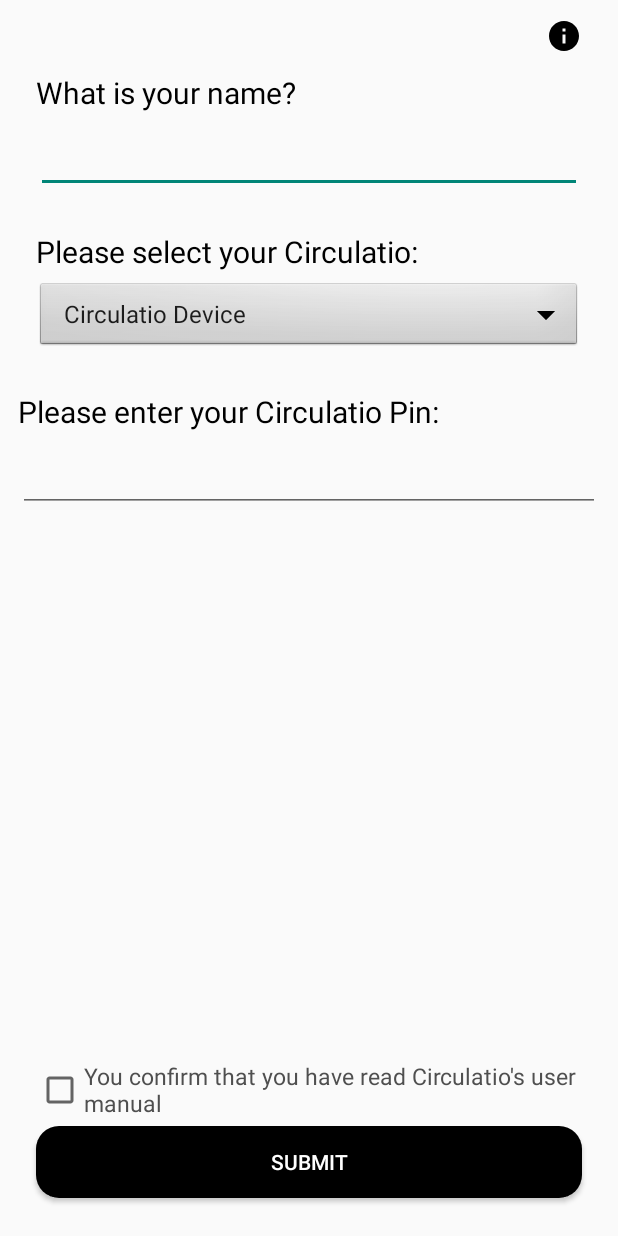
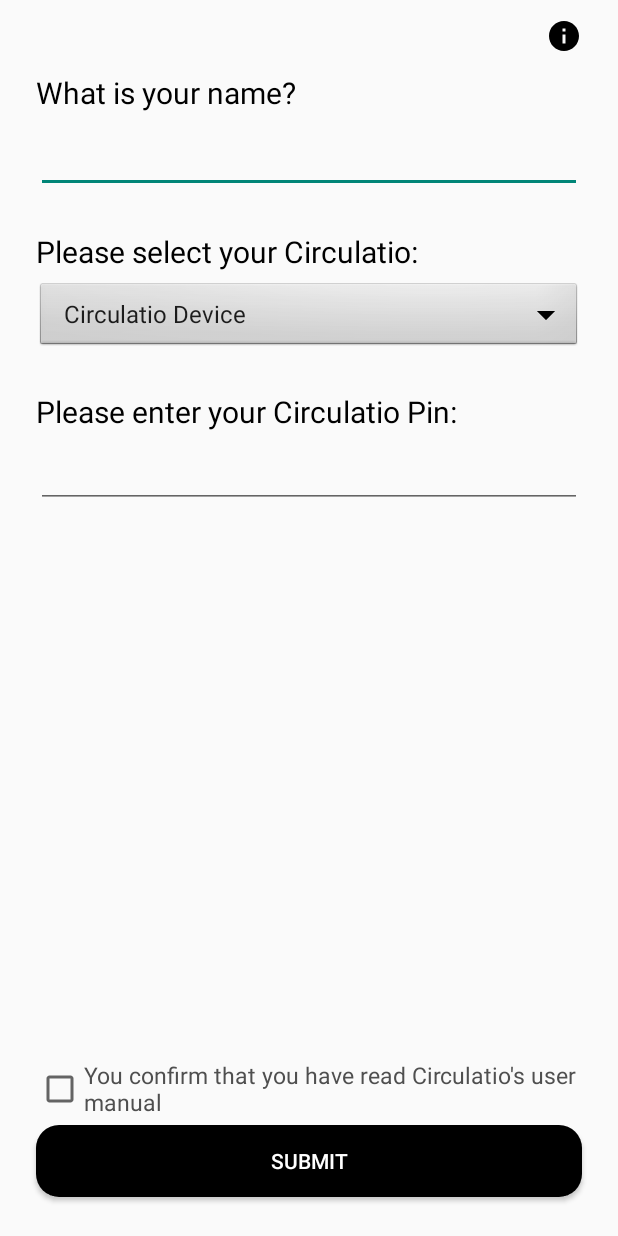
Before and after one commit to umuttkartal/sdp_app, an Android app: the SetUpInfo screen opened directly, with no data from a screen before it, on a phone screen of 412 x 824 dp. Run offline under Robolectric (Android 15) with nearby library versions, the phone set to English and light mode, and no system bars.

Commit message:
Small fix for set_up_info screen margins

```diff
--- a/app/src/main/res/layout/activity_set_up_info.xml
+++ b/app/src/main/res/layout/activity_set_up_info.xml
@@ -75,6 +75,8 @@
     <TextView
         android:layout_width="match_parent"
         android:layout_height="wrap_content"
+        android:layout_marginLeft="12dp"
+        android:layout_marginRight="12dp"
         android:text="@string/please_enter_your_circulatio_pin"
         android:textColor="@color/black"
         android:textSize="20sp"
@@ -83,7 +85,9 @@
     <EditText
         android:id="@+id/enter_pin"
         android:layout_width="match_parent"
-        android:layout_height="48dp"
+        android:layout_height="wrap_content"
+        android:layout_marginLeft="12dp"
+        android:layout_marginRight="12dp"
         android:layout_marginTop="5dp"
         android:inputType="number"
         android:maxLength="20"
```
